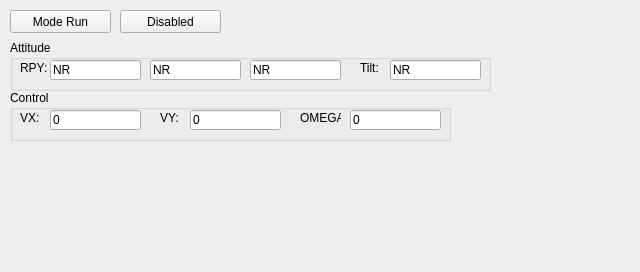
tuannv-github/PIFer, file software/GCSQt/mode_run.ui: the form before one commit.
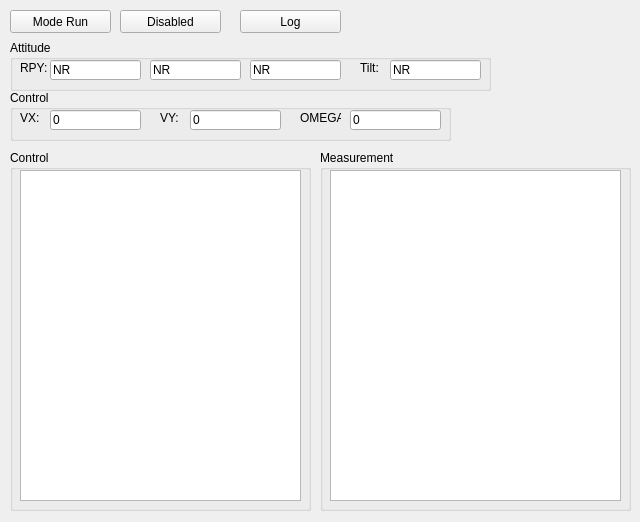
The form after the commit.

```diff
--- a/software/GCSQt/mode_run.ui
+++ b/software/GCSQt/mode_run.ui
@@ -7,7 +7,7 @@
     <x>0</x>
     <y>0</y>
     <width>640</width>
-    <height>272</height>
+    <height>522</height>
    </rect>
   </property>
   <property name="windowTitle">
@@ -242,6 +242,65 @@
     <string>Disabled</string>
    </property>
   </widget>
+  <widget class="QPushButton" name="btn_log">
+   <property name="geometry">
+    <rect>
+     <x>240</x>
+     <y>10</y>
+     <width>101</width>
+     <height>23</height>
+    </rect>
+   </property>
+   <property name="text">
+    <string>Log</string>
+   </property>
+  </widget>
+  <widget class="QGroupBox" name="groupBox">
+   <property name="geometry">
+    <rect>
+     <x>10</x>
+     <y>150</y>
+     <width>301</width>
+     <height>361</height>
+    </rect>
+   </property>
+   <property name="title">
+    <string>Control</string>
+   </property>
+   <widget class="QPlainTextEdit" name="pteControl">
+    <property name="geometry">
+     <rect>
+      <x>10</x>
+      <y>20</y>
+      <width>281</width>
+      <height>331</height>
+     </rect>
+    </property>
+   </widget>
+  </widget>
+  <widget class="QGroupBox" name="groupBox_2">
+   <property name="geometry">
+    <rect>
+     <x>320</x>
+     <y>150</y>
+     <width>311</width>
+     <height>361</height>
+    </rect>
+   </property>
+   <property name="title">
+    <string>Measurement</string>
+   </property>
+   <widget class="QPlainTextEdit" name="pteMeasurement">
+    <property name="geometry">
+     <rect>
+      <x>10</x>
+      <y>20</y>
+      <width>291</width>
+      <height>331</height>
+     </rect>
+    </property>
+   </widget>
+  </widget>
  </widget>
  <resources/>
  <connections/>
```
